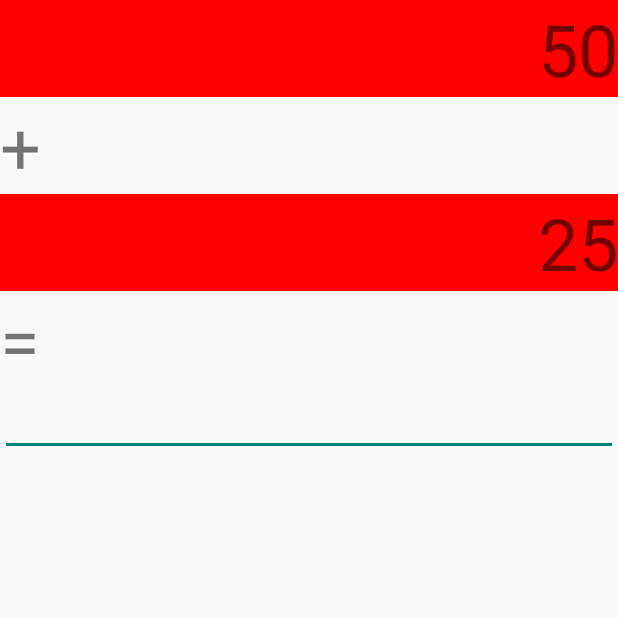
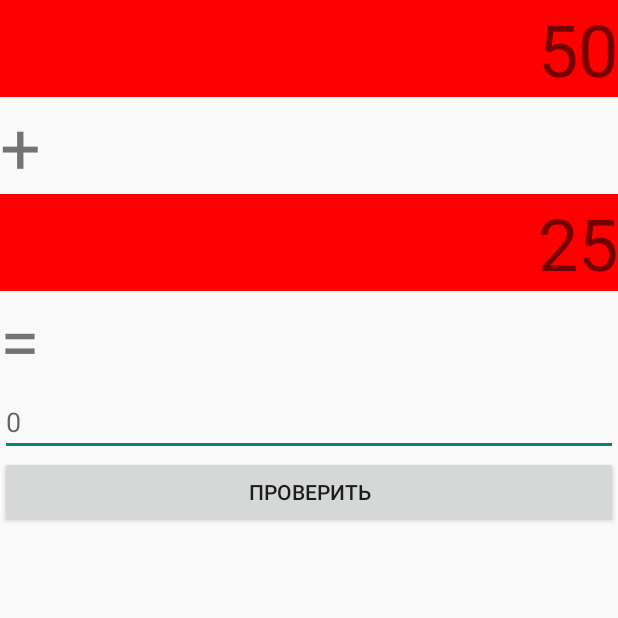
Before and after one commit to cooldman/HappyCalculations, an Android app: the screen it shows after launch (MainActivity), after a tap on "СУММИРОВАНИЕ", on a phone screen of 412 x 824 dp, the top half of it. Run offline under Robolectric (Android 15) with nearby library versions, the phone set to English and light mode, and no system bars.

```diff
--- a/app/src/main/java/com/onedeveloperstudio/happycalculations/MainActivity.java
+++ b/app/src/main/java/com/onedeveloperstudio/happycalculations/MainActivity.java
@@ -3,49 +3,92 @@ package com.onedeveloperstudio.happycalculations;
 import android.app.Activity;
 import android.content.Intent;
 import android.os.Bundle;
+import android.view.View;
+import android.widget.Button;
+import android.widget.EditText;
 import android.widget.TextView;
+import android.widget.Toast;
 
 /**
  * y.zakharov on 22.04.2015.
  */
 public class MainActivity extends Activity {
-  private TextView firstNumber;
-  private TextView secondNumber;
-  private TextView operator;
+  private TextView firstNumberField;
+  private TextView secondNumberField;
+  private TextView operatorField;
   private Integer maxValue;
   private Operations operation;
+  private Button checkButton;
+  private EditText resultField;
 
   @Override
   protected void onCreate(Bundle savedInstanceState) {
     super.onCreate(savedInstanceState);
     setContentView(R.layout.main_activity);
-    firstNumber = (TextView) findViewById(R.id.first);
-    secondNumber = (TextView) findViewById(R.id.second);
-    operator = (TextView) findViewById(R.id.operator);
+    firstNumberField = (TextView) findViewById(R.id.first);
+    secondNumberField = (TextView) findViewById(R.id.second);
+    operatorField = (TextView) findViewById(R.id.operator);
+    resultField = (EditText) findViewById(R.id.result);
     Intent intent = getIntent();
-    Operations operation = (Operations) intent.getSerializableExtra("operation");
+    final Operations operation = (Operations) intent.getSerializableExtra("operation");
     this.operation = operation;
     prepareForOperation(operation);
-    firstNumber.setText(maxValue.toString());
-    secondNumber.setText(String.valueOf(maxValue/2));
+    firstNumberField.setText(maxValue.toString());
+    secondNumberField.setText(String.valueOf(maxValue / 2));
+    checkButton = (Button) findViewById(R.id.checkButton);
+    checkButton.setOnClickListener(new View.OnClickListener() {
+                                     @Override
+                                     public void onClick(View v) {
+                                       if (!resultField.getText().equals("")) {
+                                         Integer result = getIntegerValueOfTextField(resultField);
+                                         Integer firstNumber = getIntegerValueOfTextField(firstNumberField);
+                                         Integer secondNumber = getIntegerValueOfTextField(secondNumberField);
+                                         switch (operation) {
+                                           case PLUS:
+                                               Toast.makeText(getApplicationContext(), String.valueOf(result.equals(firstNumber + secondNumber)), Toast.LENGTH_LONG).show();
+                                             break;
+                                           case MULTIPLY:
+                                             Toast.makeText(getApplicationContext(),  String.valueOf(result.equals(firstNumber * secondNumber)), Toast.LENGTH_LONG).show();
+                                             break;
+                                           case DIVISION:
+                                             Toast.makeText(getApplicationContext(),  String.valueOf(result.equals(firstNumber / secondNumber)), Toast.LENGTH_LONG).show();
+                                             break;
+                                           case POWER:
+                                             Toast.makeText(getApplicationContext(),  String.valueOf(result.equals((int)Math.pow(firstNumber, secondNumber))), Toast.LENGTH_LONG).show();
+                                             break;
+                                         }
+                                       } else {
+                                         Toast.makeText(getApplicationContext(), "Необходимо заполнить значение в поле Результат", Toast.LENGTH_LONG).show();
+                                       }
+                                     }
+                                   }
+    );
   }
 
-  private void prepareForOperation(Operations operation){
+  private Integer getIntegerValueOfTextField(TextView textView) {
+    return Integer.valueOf(String.valueOf(textView.getText()));
+  }
+
+  private Integer getIntegerValueOfTextField(EditText textView) {
+    return Integer.valueOf(String.valueOf(textView.getText()));
+  }
+
+  private void prepareForOperation(Operations operation) {
     switch (operation) {
       case PLUS:
-        operator.setText("+");
+        operatorField.setText("+");
         maxValue = 50;
         break;
       case MULTIPLY:
-        operator.setText("*");
+        operatorField.setText("*");
         maxValue = 10;
         break;
       case DIVISION:
-        operator.setText("/");
+        operatorField.setText("/");
         maxValue = 100;
         break;
       case POWER:
-        operator.setText("pow");
+        operatorField.setText("pow");
         maxValue = 10;
         break;
     }
--- a/app/src/main/res/layout/main_activity.xml
+++ b/app/src/main/res/layout/main_activity.xml
@@ -26,7 +26,7 @@
       android:layout_height="wrap_content"/>
 
   <TextView
-    android:text="="
+    android:text="@string/equals"
     android:textSize="@dimen/textview_font_size"
     android:layout_width="fill_parent"
     android:layout_height="wrap_content"/>
@@ -34,5 +34,11 @@
     android:id="@+id/result"
     android:layout_width="fill_parent"
     android:layout_height="wrap_content"
+    android:hint="0"
     android:inputType="number"/>
+  <Button
+    android:id="@+id/checkButton"
+    android:text="@string/checkResult"
+    android:layout_width="fill_parent"
+    android:layout_height="wrap_content"/>
 </LinearLayout>
--- a/app/src/main/res/values/strings.xml
+++ b/app/src/main/res/values/strings.xml
@@ -8,5 +8,7 @@
   <string name="multiply">Умножение</string>
   <string name="division">Деление</string>
   <string name="power">Возведение в степень</string>
+  <string name="equals">=</string>
+  <string name="checkResult">Проверить</string>
 
 </resources>
```
